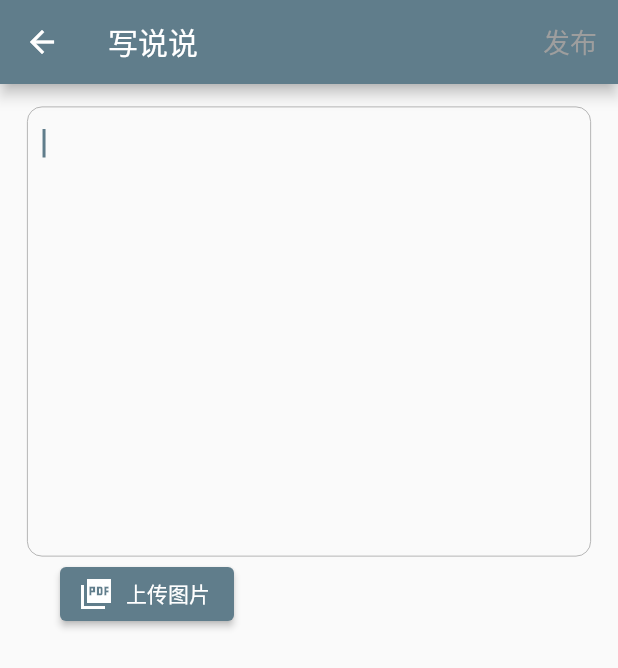
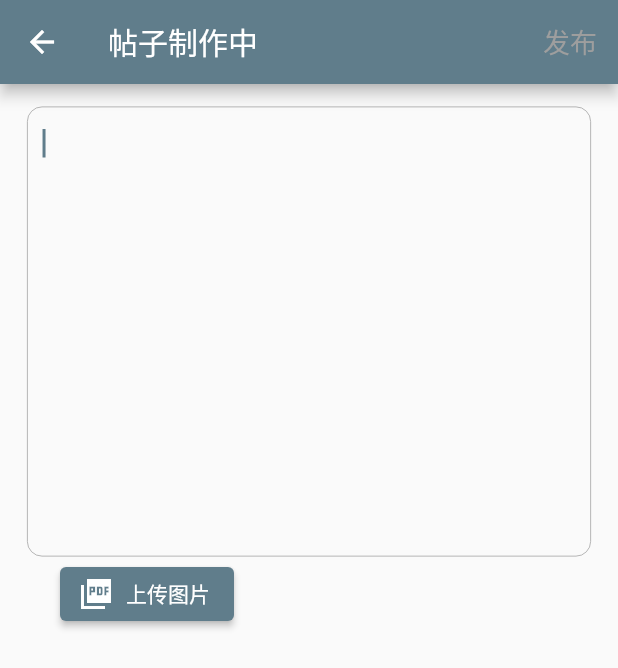
Before and after one commit to panminzi/community, a Flutter app: the screen it shows after launch, after a tap on the "accessibility" icon, on a phone screen of 412 x 824 dp. Shown: the top 668 px of the screen. Run offline on Flutter 3.47's test engine with Material 2 defaults, Android fonts, the phone set to English and light mode, and no system bars; our stand-ins replace dio, shared_preferences; network calls fail.

Commit message:
基本完成

```diff
--- a/lib/main.dart
+++ b/lib/main.dart
@@ -7,6 +7,7 @@ import 'package:dio/dio.dart';
 import 'package:flutter/material.dart';
 
 import 'model/post.dart';
+import 'page/post_detail.dart';
 
 void main() async{
   runApp(const MyApp());
@@ -29,6 +30,7 @@ class MyApp extends StatelessWidget {
           '/search': (context) =>  SearchDetail(),
           '/mine': (context) => MinePage(),
           '/public':(context) => PublicPage(),
+          '/post':(context) => PostDetail(),
         },
         home: const Homepage());
   }
--- a/lib/page/home_page.dart
+++ b/lib/page/home_page.dart
@@ -24,6 +24,7 @@ class _HomepageState extends State<Homepage> {
     color: Colors.amber,
   );
   bool like = false;
+  bool refresh = false;
   bool isCollect = false;
   dynamic title0;
   dynamic userName0;
@@ -61,7 +62,8 @@ class _HomepageState extends State<Homepage> {
             itemExtent: 90,
             itemBuilder: (context, index) {
               return ListTile(
-                  title: Container(
+                title: GestureDetector(
+                    child: Container(
                         decoration: BoxDecoration(
                           border: Border.all(
                             color: Colors.green,
@@ -77,7 +79,7 @@ class _HomepageState extends State<Homepage> {
                                 Container(
                                   //color: Colors.green,
                                   height: 50,
-                                width: 230,
+                                  width: 280,
                                   child: ConstrainedBox(
                                       constraints: BoxConstraints.expand(),
                                       // Expanded(
@@ -90,7 +92,10 @@ class _HomepageState extends State<Homepage> {
                                   //  color: Colors.red,
                                   height: 30,
                                   width: 20,
-                                child: Icon(Icons.loyalty),
+                                  child: Icon(
+                                    Icons.loyalty,
+                                    size: 18,
+                                  ),
                                 ),
                                 Container(
                                     decoration: BoxDecoration(
@@ -101,8 +106,13 @@ class _HomepageState extends State<Homepage> {
                                     child: Text(
                                       "标签",
                                       style: TextStyle(
-                                        color: Colors.black, fontSize: 18),
+                                          color: Colors.grey, fontSize: 18),
                                     )),
+                                //   IconButton(
+                                //       onPressed: () {
+                                //         Navigator.of(context).pushNamed('/post');
+                                //       },
+                                //       icon: Icon(Icons.send))
                               ],
                             ),
                             Row(
@@ -110,7 +120,7 @@ class _HomepageState extends State<Homepage> {
                                 Container(
                                     // color: Colors.red,
                                     alignment: Alignment.bottomLeft,
-                                  width: 180,
+                                    width: 270,
                                     height: 38,
                                     child: Row(
                                       children: [
@@ -132,46 +142,48 @@ class _HomepageState extends State<Homepage> {
                                         color: Colors.grey, fontSize: 15),
                                   ),
                                 ),
-                              Container(
-                                width: 15,
-                              ),
-                              Container(
-                                alignment: Alignment.bottomRight,
-                                width: 50,
-                                height: 38,
-                                child: GestureDetector(
-                                  onTap: () {
-                                    setState(() {
-                                      like = !like;
-                                    });
-                                  },
-                                  child: Icon(
-                                    Icons.thumb_up,
-                                    color: like ? Colors.red : Colors.grey,
-                                  ),
-                                ),
-                              ),
-                              Container(
-                                alignment: Alignment.bottomCenter,
-                                width: 50,
-                                height: 38,
-                                child: GestureDetector(
-                                  onTap: () {
-                                    setState(() {
-                                      isCollect = !isCollect;
-                                    });
-                                  },
-                                  child: Icon(
-                                    Icons.star,
-                                    color:
-                                        isCollect ? Colors.amber : Colors.grey,
-                                  ),
-                                ),
-                              ),
+                                // Container(
+                                //   width: 12,
+                                // ),
+                                // Container(
+                                //   alignment: Alignment.bottomRight,
+                                //   width: 50,
+                                //   height: 38,
+                                //   child: GestureDetector(
+                                //     onTap: () {
+                                //       setState(() {
+                                //         like = !like;
+                                //       });
+                                //     },
+                                //     child: Icon(
+                                //       Icons.thumb_up,
+                                //       color: like ? Colors.red : Colors.grey,
+                                //     ),
+                                //   ),
+                                // ),
+                                // Container(
+                                //   alignment: Alignment.bottomCenter,
+                                //   width: 50,
+                                //   height: 38,
+                                //   child: GestureDetector(
+                                //     onTap: () {
+                                //       setState(() {
+                                //         isCollect = !isCollect;
+                                //       });
+                                //     },
+                                //     child: Icon(
+                                //       Icons.star,
+                                //       color:
+                                //           isCollect ? Colors.amber : Colors.grey,
+                                //     ),
+                                //   ),
+                                // ),
                               ],
                             )
                           ],
-                      )));
+                        ))),
+                onTap: () => Navigator.of(context).pushNamed('/post'),
+              );
             }),
         floatingActionButton: Container(
             width: 60,
@@ -205,3 +217,10 @@ class _HomepageState extends State<Homepage> {
     });
   }
 }
+
+f() {
+  return CircularProgressIndicator(
+    backgroundColor: Colors.red,
+    valueColor: AlwaysStoppedAnimation(Colors.blue),
+  );
+}
--- a/lib/page/public_page.dart
+++ b/lib/page/public_page.dart
@@ -29,7 +29,7 @@ class _PublicPageState extends State<PublicPage> {
         appBar: AppBar(
           title: Row(
             children: [
-              Text("写说说"),
+              Text("帖子制作中"),
             ],
           ),
           actions: [
```
Also changed, not shown: lib/page/search_detail.dart (+5 -4 lines), lib/widget/search.dart (deleted, +0 -115 lines). Lines whose indentation alone changed are shown as unchanged.
